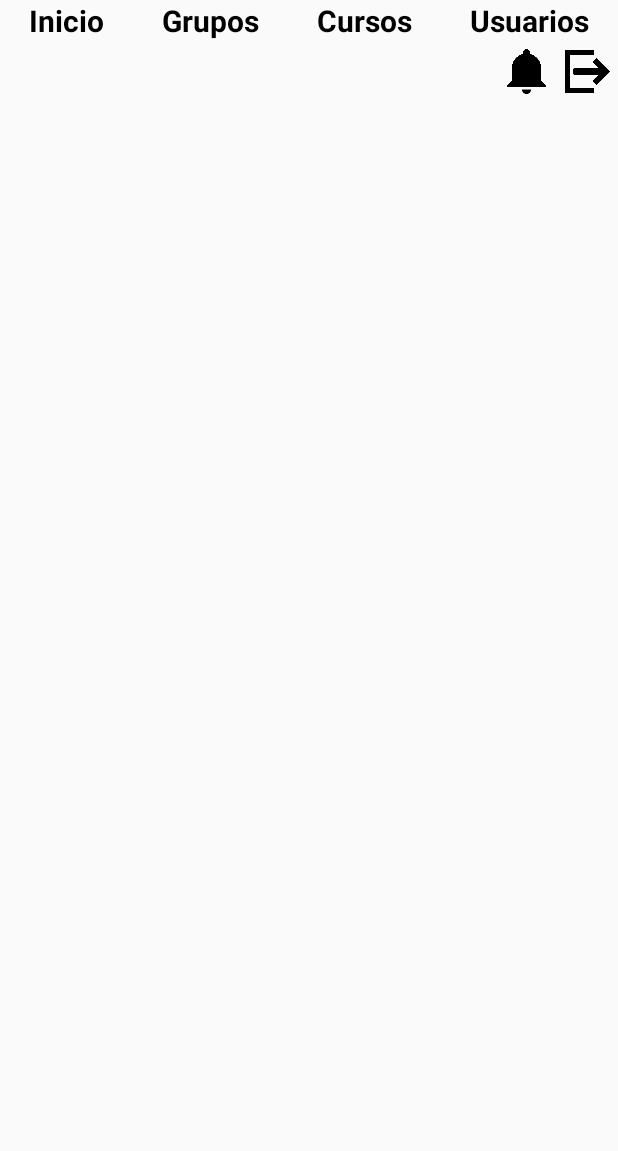
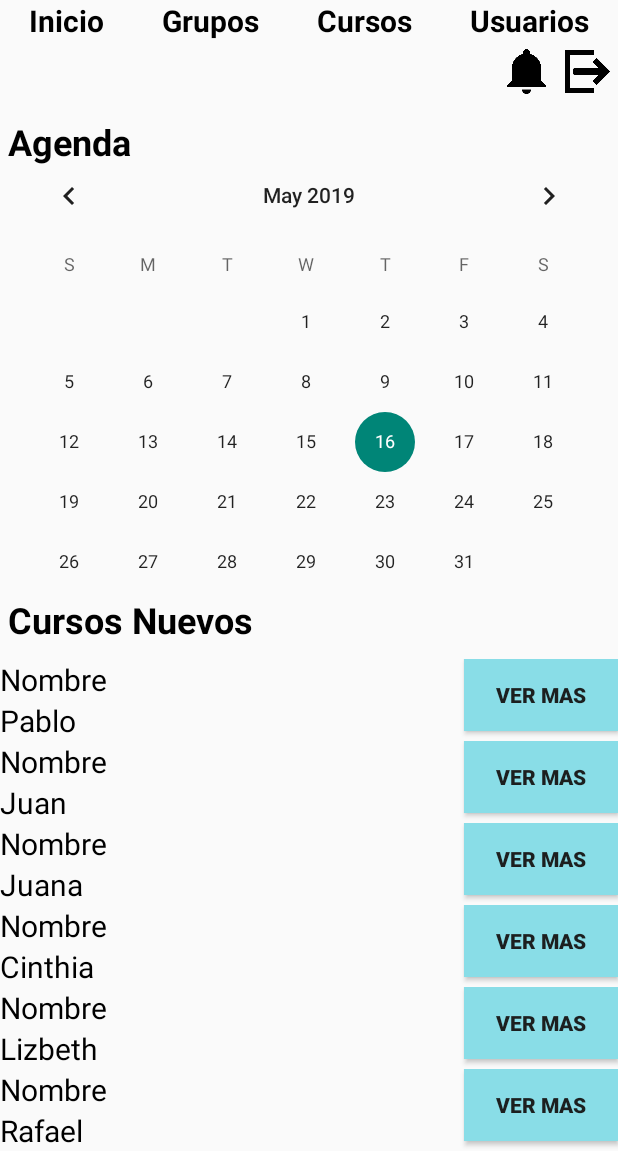
Before and after one commit to rafapaniagua/EquipoMoviles, an Android app: the Inicio screen opened directly, with no data from a screen before it, on a phone screen of 412 x 824 dp, the part 85-1236 px from its top. Run offline under Robolectric (Android 15) with nearby library versions, the phone set to English and light mode, and no system bars.

Commit message:
Vista Inicio

```diff
--- /dev/null
+++ b/Capacitaciones/app/src/main/java/com/example/capacitaciones/AdapterInicio.java
@@ -0,0 +1,57 @@
+package com.example.capacitaciones;
+
+import android.content.Context;
+import android.support.annotation.NonNull;
+import android.support.v7.widget.RecyclerView;
+import android.view.LayoutInflater;
+import android.view.View;
+import android.view.ViewGroup;
+import android.widget.TextView;
+import java.util.ArrayList;
+
+public class AdapterInicio extends RecyclerView.Adapter<AdapterInicio.ViewHolderInicio> {
+
+    private Context context;
+    private ArrayList<String> cursos;
+
+    public AdapterInicio(Context context, ArrayList<String> nombres) {
+        this.context = context;
+        this.cursos = nombres;
+    }
+
+    @NonNull
+    @Override
+    public ViewHolderInicio onCreateViewHolder(@NonNull ViewGroup viewGroup, int i) {
+        View view = LayoutInflater.from(context).inflate(
+                R.layout.list_item_inicio,
+                viewGroup,
+                false);
+        return new ViewHolderInicio(view);
+    }
+
+    @Override
+    public void onBindViewHolder(@NonNull ViewHolderInicio viewHolderCursos, int i) {
+        viewHolderCursos.asignarDatos(cursos.get(i));
+    }
+
+    @Override
+    public int getItemCount() {
+        return cursos.size();
+    }
+
+    public class ViewHolderInicio extends RecyclerView.ViewHolder {
+
+        TextView nombre, responsable;
+
+        public ViewHolderInicio(@NonNull View itemView) {
+            super(itemView);
+
+            nombre = (TextView) itemView.findViewById(R.id.tv_list_inicio_nombre);
+            responsable = (TextView) itemView.findViewById(R.id.tv_list_inicio_responsable);
+        }
+
+        public void asignarDatos(String dato) {
+            responsable.setText(dato);
+        }
+    }
+}
--- a/Capacitaciones/app/src/main/java/com/example/capacitaciones/Inicio.java
+++ b/Capacitaciones/app/src/main/java/com/example/capacitaciones/Inicio.java
@@ -2,12 +2,36 @@ package com.example.capacitaciones;
 
 import android.support.v7.app.AppCompatActivity;
 import android.os.Bundle;
+import android.support.v7.widget.LinearLayoutManager;
+import android.support.v7.widget.RecyclerView;
+
+import java.util.ArrayList;
 
 public class Inicio extends AppCompatActivity {
+
+    ArrayList<String> nombres;
+    RecyclerView rv_cursos;
 
     @Override
     protected void onCreate(Bundle savedInstanceState) {
         super.onCreate(savedInstanceState);
         setContentView(R.layout.activity_inicio);
+
+        nombres = new ArrayList<String>();
+
+        nombres.add("Pablo");
+        nombres.add("Juan");
+        nombres.add("Juana");
+        nombres.add("Cinthia");
+        nombres.add("Lizbeth");
+        nombres.add("Rafael");
+        nombres.add("Judith");
+        nombres.add("Elizabeth");
+        nombres.add("Murillo");
+
+        rv_cursos = (RecyclerView) findViewById(R.id.rv_new_cursos);
+        AdapterInicio adapter = new AdapterInicio(this, nombres);
+        rv_cursos.setAdapter(adapter);
+        rv_cursos.setLayoutManager(new LinearLayoutManager(this, LinearLayoutManager.VERTICAL, false));
     }
 }
--- a/Capacitaciones/app/src/main/java/com/example/capacitaciones/MainActivity.java
+++ b/Capacitaciones/app/src/main/java/com/example/capacitaciones/MainActivity.java
@@ -14,7 +14,7 @@ public class MainActivity extends AppCompatActivity {
     }
 
     public void verVista(View v){
-        Intent intent = new Intent(this, ListCurso.class);
+        Intent intent = new Intent(this, Inicio.class);
         startActivity(intent);
     }
 }
--- a/Capacitaciones/app/src/main/res/layout/activity_inicio.xml
+++ b/Capacitaciones/app/src/main/res/layout/activity_inicio.xml
@@ -115,5 +115,53 @@
             android:layout_margin="5dp"
             android:contentDescription="@string/vacio"
             app:srcCompat="@drawable/icono_salir" />
+
     </TableRow>
+
+    <TextView
+        android:id="@+id/tv_titulo"
+        android:layout_width="match_parent"
+        android:layout_height="wrap_content"
+        android:layout_marginLeft="5dp"
+        android:layout_marginTop="10dp"
+        android:layout_marginRight="5dp"
+        android:text="@string/inicio_titulo"
+        android:textColor="#000000"
+        android:textSize="24sp"
+        android:textStyle="bold" />
+
+    <ScrollView
+        android:layout_width="match_parent"
+        android:layout_height="wrap_content">
+
+        <LinearLayout
+            android:layout_width="match_parent"
+            android:layout_height="wrap_content"
+            android:orientation="vertical">
+
+            <CalendarView
+                android:id="@+id/cv_calendario"
+                android:layout_width="match_parent"
+                android:layout_height="300dp" />
+
+            <TextView
+                android:id="@+id/tv_titulo4"
+                android:layout_width="match_parent"
+                android:layout_height="wrap_content"
+                android:layout_marginLeft="5dp"
+                android:layout_marginRight="5dp"
+                android:layout_marginBottom="10dp"
+                android:text="@string/inicio_miscursos"
+                android:textColor="#000000"
+                android:textSize="24sp"
+                android:textStyle="bold" />
+
+            <android.support.v7.widget.RecyclerView
+                android:id="@+id/rv_new_cursos"
+                android:layout_width="match_parent"
+                android:layout_height="wrap_content" />
+
+        </LinearLayout>
+    </ScrollView>
+
 </LinearLayout>
--- /dev/null
+++ b/Capacitaciones/app/src/main/res/layout/list_item_inicio.xml
@@ -0,0 +1,43 @@
+<?xml version="1.0" encoding="utf-8"?>
+<LinearLayout xmlns:android="http://schemas.android.com/apk/res/android"
+    android:layout_width="match_parent"
+    android:layout_height="wrap_content"
+    android:orientation="horizontal">
+
+    <LinearLayout
+        android:layout_width="match_parent"
+        android:layout_height="wrap_content"
+        android:layout_weight="1"
+        android:orientation="vertical">
+
+        <TextView
+            android:id="@+id/tv_list_inicio_nombre"
+            android:layout_width="match_parent"
+            android:layout_height="wrap_content"
+            android:layout_weight="1"
+            android:text="@string/inicio_list_nombre"
+            android:textColor="#000000"
+            android:textSize="20sp" />
+
+        <TextView
+            android:id="@+id/tv_list_inicio_responsable"
+            android:layout_width="match_parent"
+            android:layout_height="wrap_content"
+            android:layout_weight="1"
+            android:text="@string/inicio_list_responsable"
+            android:textColor="#000000"
+            android:textSize="20sp" />
+
+    </LinearLayout>
+
+    <Button
+        android:id="@+id/btn_vermas"
+        android:layout_width="match_parent"
+        android:layout_height="wrap_content"
+        android:layout_weight="3"
+        android:background="#89DDE7"
+        android:text="@string/inicio_list_btnvermas"
+        android:textColor="#F5181717"
+        android:textSize="14sp"
+        android:textStyle="bold" />
+</LinearLayout>
--- a/Capacitaciones/app/src/main/res/values/strings.xml
+++ b/Capacitaciones/app/src/main/res/values/strings.xml
@@ -28,4 +28,11 @@
     <string name="curso_list_opciones">Opciones</string>
     <string name="curso_list_btnregresar">Regresar</string>
     <string name="curso_list_btnagregar">Agregar Curso</string>
+
+    <string name="inicio_titulo">Agenda</string>
+    <string name="inicio_miscursos">Cursos Nuevos</string>
+
+    <string name="inicio_list_nombre">Nombre</string>
+    <string name="inicio_list_responsable">Responsable</string>
+    <string name="inicio_list_btnvermas">Ver Mas</string>
 </resources>
```
